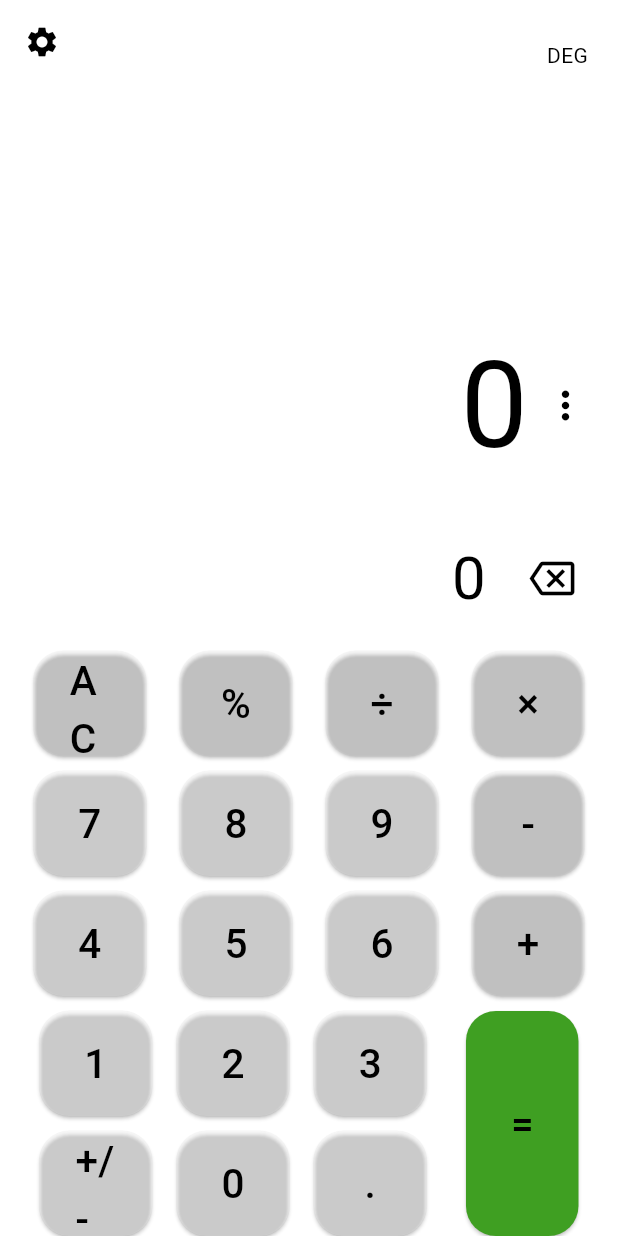
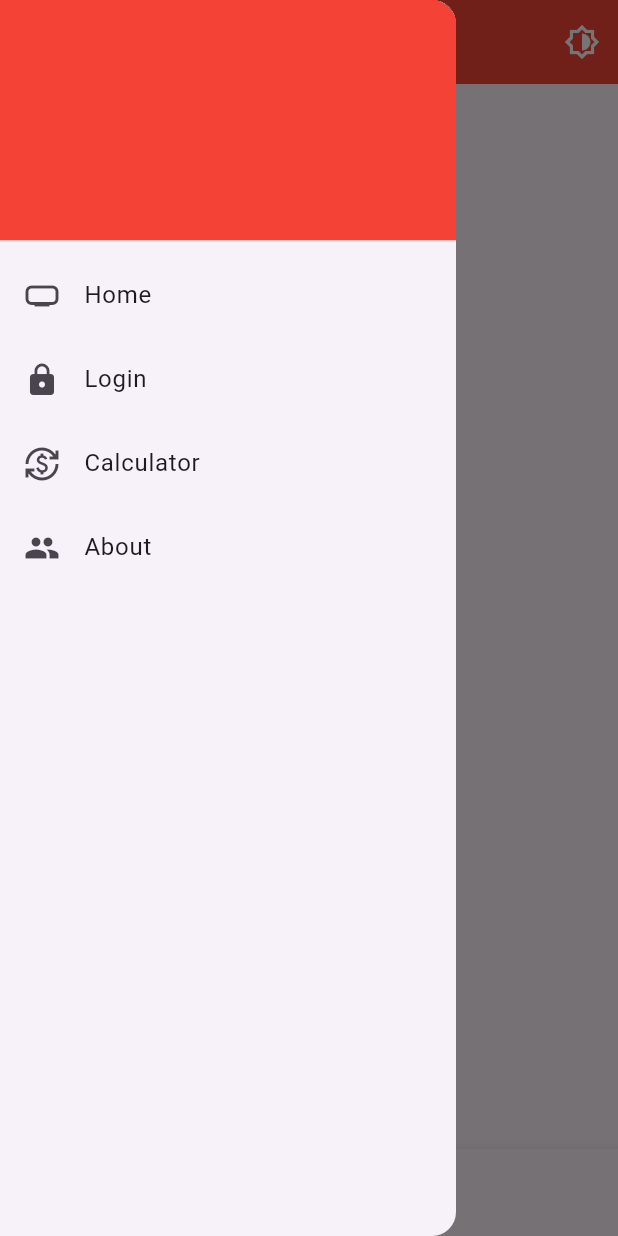
Before and after one commit to Kabera192/flutter-broadcastreceivers-sharedprefs-login, a Flutter app: the screen it shows after launch, with the side drawer open (before the commit the screen has no drawer), on a phone screen of 412 x 824 dp. Run offline on Flutter 3.47's test engine with Material 3 defaults, Android fonts, the phone set to English and light mode, and no system bars; our stand-ins replace connectivity_plus, get, math_expressions, shared_preferences.

Commit message:
Added broadcast receivers, shared prefs and login

```diff
--- /dev/null
+++ b/devtools_options.yaml
@@ -0,0 +1 @@
+extensions:
--- a/lib/calc_button.dart
+++ b/lib/calc_button.dart
@@ -1,18 +1,15 @@
 import 'package:flutter/material.dart';
 
-Widget calcButton( String buttonText, Color buttonColor, void Function()? buttonPressed) {
-    return Container(
+Widget calcButton(
+    String buttonText, Color buttonColor, void Function()? buttonPressed) {
+  return Container(
       width: 75,
       height: buttonText == '=' ? 150 : 70,
       padding: const EdgeInsets.all(0),
       child: ElevatedButton(
-        onPressed: buttonPressed,
-        style: ElevatedButton.styleFrom(
-          shape: const RoundedRectangleBorder(borderRadius: BorderRadius.all(Radius.circular(20))),
-          backgroundColor: buttonColor
-        ),
-        child: Text(buttonText,
-        style: const TextStyle(fontSize: 27, color: Colors.black))
-      )
-    );
-  }
+          onPressed: buttonPressed,
+          style: ElevatedButton.styleFrom(
+              shape: const CircleBorder(), backgroundColor: buttonColor),
+          child: Text(buttonText,
+              style: const TextStyle(fontSize: 27, color: Colors.black))));
+}
--- /dev/null
+++ b/lib/calc_theme.dart
@@ -0,0 +1,32 @@
+import 'package:flutter/material.dart';
+import 'package:shared_preferences/shared_preferences.dart';
+
+class ThemeProvider extends ChangeNotifier {
+  late ThemeData _selectedTheme;
+
+  ThemeData light = ThemeData.light().copyWith(
+    primaryColor: Colors.red,
+  );
+
+  ThemeData dark = ThemeData.dark().copyWith(
+    primaryColor: Colors.black,
+  );
+
+  ThemeProvider({required bool isDarkMode}) {
+    _selectedTheme = isDarkMode ? dark : light;
+  }
+
+  ThemeData get getTheme => _selectedTheme;
+
+  Future<void> swapTheme() async {
+    SharedPreferences prefs = await SharedPreferences.getInstance();
+    if (_selectedTheme == dark) {
+      _selectedTheme = light;
+      prefs.setBool("isDarkTheme", false);
+    } else {
+      _selectedTheme = dark;
+      prefs.setBool("isDarkTheme", true);
+    }
+    notifyListeners();
+  }
+}
--- /dev/null
+++ b/lib/home_page.dart
@@ -0,0 +1,72 @@
+// ignore_for_file: prefer_const_constructors
+
+import 'package:calculator_app/calc_theme.dart';
+import 'package:flutter/material.dart';
+import 'package:provider/provider.dart';
+//import 'package:internet_connection_checker_plus/internet_connection_checker_plus.dart';
+
+class HomePage extends StatelessWidget {
+  HomePage({super.key});
+
+  @override
+  Widget build(BuildContext context) {
+    return Scaffold(
+      appBar: AppBar(
+        title: Text(
+          'Home',
+          style: TextStyle(color: Colors.white),
+        ),
+        centerTitle: true,
+        backgroundColor: Colors.red,
+        elevation: 0,
+        iconTheme: IconThemeData(color: Colors.white),
+        actions: [
+          IconButton(
+              onPressed: () {
+                ThemeProvider themeProvider =
+                    Provider.of<ThemeProvider>(context, listen: false);
+                themeProvider.swapTheme();
+              },
+              icon: Icon(Icons.brightness_6_outlined))
+        ],
+      ),
+      drawer: Drawer(
+        child: ListView(
+          children: [
+            DrawerHeader(
+              decoration: BoxDecoration(color: Colors.red),
+              child: Column(),
+            ),
+            ListTile(
+              leading: Icon(Icons.home_max_outlined),
+              title: Text('Home'),
+              onTap: () {
+                Navigator.pop(context);
+                Navigator.pushNamed(context, '/homePage');
+              },
+            ),
+            ListTile(
+                leading: Icon(Icons.currency_exchange_outlined),
+                title: Text('Calculator'),
+                onTap: () {
+                  Navigator.pop(context);
+                  Navigator.pushNamed(context, '/calcPage');
+                }),
+            ListTile(
+                leading: Icon(Icons.currency_exchange_outlined),
+                title: Text('About'),
+                onTap: () {
+                  Navigator.pop(context);
+                  Navigator.pushNamed(context, '/aboutPage');
+                }),
+          ],
+        ),
+      ),
+      body: Center(
+          child: Icon(
+        Icons.home_outlined,
+        size: 50,
+      )),
+    );
+  }
+}
--- a/lib/main.dart
+++ b/lib/main.dart
@@ -1,8 +1,28 @@
+// ignore_for_file: prefer_const_constructors
+
+import 'package:calculator_app/about.dart';
+import 'package:calculator_app/calc_theme.dart';
+import 'package:calculator_app/dependency_injection.dart';
+import 'package:calculator_app/home_page.dart';
+import 'package:calculator_app/login_page.dart';
+import 'package:calculator_app/navigation.dart';
 import 'package:flutter/material.dart';
-import 'package:calculator_app/calculator_view.dart';
+import 'package:get/get.dart';
+import 'package:provider/provider.dart';
+import 'package:shared_preferences/shared_preferences.dart';
 
-void main() {
-  runApp(const MyApp());
+import 'calculator_view.dart';
+//import 'package:calculator_app/calculator_view.dart';
+
+Future<void> main() async {
+  WidgetsFlutterBinding.ensureInitialized();
+  SharedPreferences prefs = await SharedPreferences.getInstance();
+  runApp(ChangeNotifierProvider(
+      child: MyApp(),
+      create: (BuildContext context) => ThemeProvider(
+            isDarkMode: prefs.getBool("isDarkTheme") ?? false,
+          )));
+  DependencyInjection.init();
 }
 
 class MyApp extends StatelessWidget {
@@ -10,13 +30,21 @@ class MyApp extends StatelessWidget {
 
   @override
   Widget build(BuildContext context) {
-    return MaterialApp(
-      title: 'Flutter Calc',
-      theme: ThemeData(
-        primaryColor: Colors.purple[900],
-      ),
-      debugShowCheckedModeBanner: false,
-      home: const CalculatorView(),
+    return Consumer<ThemeProvider>(
+      builder: (context, themeProvider, child) {
+        return GetMaterialApp(
+          title: 'Flutter Calc',
+          theme: themeProvider.getTheme,
+          debugShowCheckedModeBanner: false,
+          home: Navigation(),
+          routes: {
+            '/homePage': (context) => HomePage(),
+            '/calcPage': (context) => CalculatorView(),
+            '/aboutPage': (context) => About(),
+            '/loginPage': (context) => LoginPage(),
+          },
+        );
+      },
     );
   }
 }
--- /dev/null
+++ b/lib/navigation.dart
@@ -0,0 +1,105 @@
+// ignore_for_file: prefer_const_constructors, prefer_const_literals_to_create_immutables, prefer_const_constructors_in_immutables
+
+import 'package:calculator_app/calculator_view.dart';
+import 'package:calculator_app/login_page.dart';
+import 'package:flutter/material.dart';
+import 'about.dart';
+import 'home_page.dart';
+
+class Navigation extends StatefulWidget {
+  Navigation({super.key});
+
+  @override
+  State<Navigation> createState() => _NavigationState();
+}
+
+class _NavigationState extends State<Navigation> {
+  int navIndex = 0;
+
+  void _navTapped(index) {
+    setState(() {
+      navIndex = index;
+    });
+  }
+
+  static List<Widget> myTabs = <Widget>[
+    HomePage(),
+    CalculatorView(),
+    About(),
+    LoginPage(),
+  ];
+
+  @override
+  Widget build(BuildContext context) {
+    return DefaultTabController(
+      length: myTabs.length,
+      child: Scaffold(
+        drawer: Drawer(
+          child: ListView(
+            children: [
+              DrawerHeader(
+                decoration: BoxDecoration(color: Colors.red),
+                child: Column(),
+              ),
+              ListTile(
+                leading: Icon(Icons.home_max_outlined),
+                title: Text('Home'),
+                onTap: () {
+                  Navigator.pop(context);
+                  Navigator.pushNamed(context, '/homePage');
+                },
+              ),
+              ListTile(
+                leading: Icon(Icons.lock),
+                title: Text('Login'),
+                onTap: () {
+                  Navigator.pop(context);
+                  Navigator.pushNamed(context, '/loginPage');
+                },
+              ),
+              ListTile(
+                  leading: Icon(Icons.currency_exchange_outlined),
+                  title: Text('Calculator'),
+                  onTap: () {
+                    Navigator.pop(context);
+                    Navigator.pushNamed(context, '/calcPage');
+                  }),
+              ListTile(
+                  leading: Icon(Icons.people),
+                  title: Text('About'),
+                  onTap: () {
+                    Navigator.pop(context);
+                    Navigator.pushNamed(context, '/aboutPage');
+                  }),
+            ],
+          ),
+        ),
+        body: Center(
+          child: myTabs[navIndex],
+        ),
+        bottomNavigationBar: BottomNavigationBar(
+          showUnselectedLabels: false,
+          currentIndex: navIndex,
+          items: [
+            BottomNavigationBarItem(
+              icon: Icon(Icons.home_outlined),
+              label: 'Home',
+            ),
+            BottomNavigationBarItem(
+              icon: Icon(Icons.calculate_outlined),
+              label: 'Calculator',
+            ),
+            BottomNavigationBarItem(
+              icon: Icon(Icons.people_outline_outlined),
+              label: 'About Us',
+            ),
+            BottomNavigationBarItem(icon: Icon(Icons.lock), label: 'Login')
+          ],
+          //currentIndex: _selectedIndex,
+          selectedItemColor: Colors.red,
+          onTap: (value) => _navTapped(value),
+        ),
+      ),
+    );
+  }
+}
```
Also changed, not shown: lib/about.dart (added, +29 -0 lines), lib/connection.dart (added, +53 -0 lines), lib/dependency_injection.dart (added, +8 -0 lines), lib/google_btn.dart (added, +68 -0 lines), lib/login_page.dart (added, +112 -0 lines), lib/my_btn.dart (added, +33 -0 lines), lib/my_textField.dart (added, +36 -0 lines), pubspec.yaml (+7 -2 lines), lib/images/google_logo.png (added), pubspec.lock, 13 other files.
